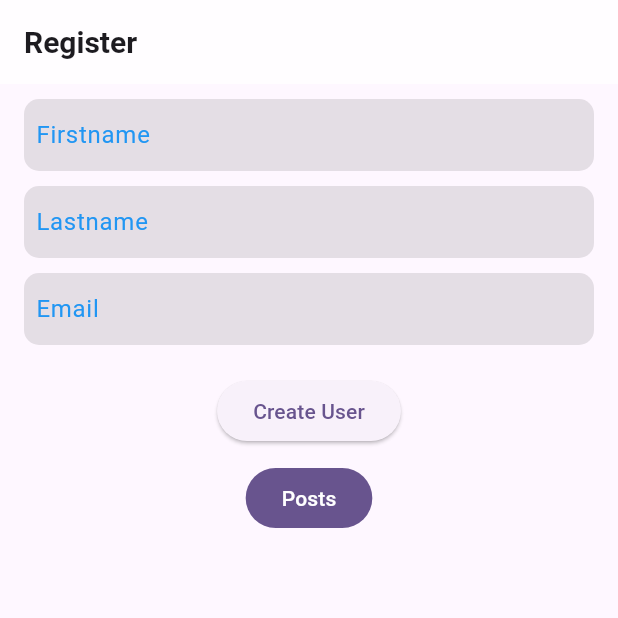
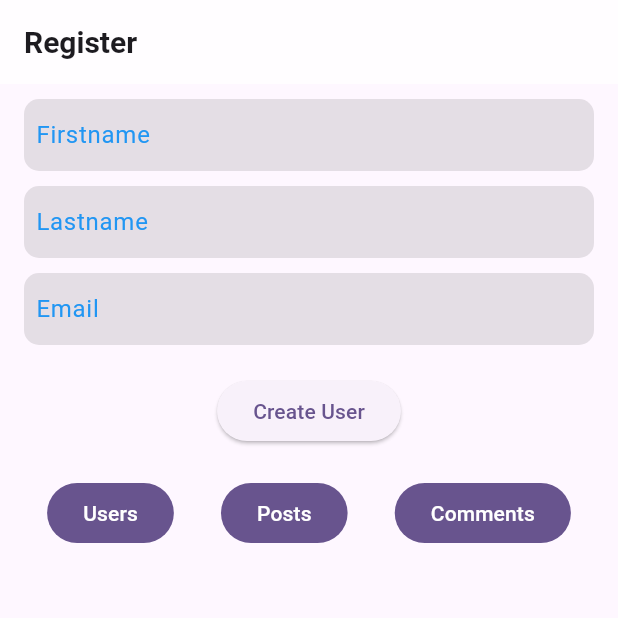
Before and after one commit to martin72gar/dummyapi_clean_architecture, a Flutter app: the screen it shows after launch, on a phone screen of 412 x 824 dp, the top half of it. Run offline on Flutter 3.47's test engine with Material 3 defaults, Android fonts, the phone set to English and light mode, and no system bars; our stand-ins replace bloc, dartz, equatable, flutter_bloc, flutter_dotenv, get_it.

Commit message:
page list post

```diff
--- /dev/null
+++ b/lib/common/my_routes.dart
@@ -0,0 +1,7 @@
+class MyRoutes {
+  static const String homePage = "/";
+  static const String listPostPage = "/list-post";
+  static const String listCommentPage = "/list-comment";
+  static const String listUserPage = "/list-user";
+  static const String detailUserPage = "/detail-user";
+}
--- a/lib/presentation/pages/create_user_screen.dart
+++ b/lib/presentation/pages/create_user_screen.dart
@@ -1,4 +1,5 @@
 import 'package:clean_architecture/common/enum_status.dart';
+import 'package:clean_architecture/common/my_routes.dart';
 import 'package:clean_architecture/data/model/request/create_user_request_model.dart';
 import 'package:clean_architecture/presentation/cubit/user/user_cubit.dart';
 import 'package:flutter/material.dart';
@@ -109,12 +110,30 @@ class CreateUserScreen extends StatelessWidget {
               ? const CircularProgressIndicator()
               : const Text("Create User"),
         ),
-        SizedBox(height: 10),
-        FilledButton(
-          onPressed: () {
-            debugPrint("post");
-          },
-          child: Text("Posts"),
+        SizedBox(height: 20),
+        Row(
+          mainAxisAlignment: MainAxisAlignment.spaceEvenly,
+          children: [
+            FilledButton(
+              onPressed: () {
+                debugPrint("users");
+              },
+              child: Text("Users"),
+            ),
+            FilledButton(
+              onPressed: () {
+                debugPrint("post");
+                Navigator.pushNamed(context, MyRoutes.listPostPage);
+              },
+              child: Text("Posts"),
+            ),
+            FilledButton(
+              onPressed: () {
+                debugPrint("comments");
+              },
+              child: Text("Comments"),
+            ),
+          ],
         )
       ],
     );
```
Also changed, not shown: lib/main.dart (+16 -0 lines), lib/presentation/pages/post_screen.dart (added, +19 -0 lines).
